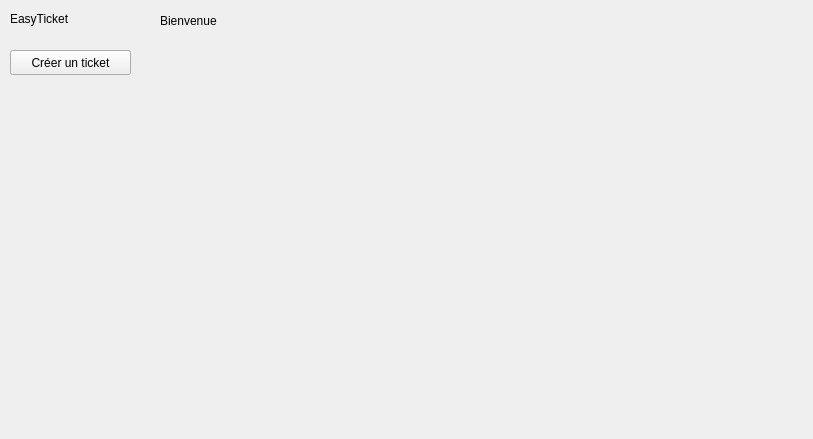
This is src/easyticket/ecranprincipal.ui in LESNIAK-Louis/EasyTicket as Qt 5 draws it before an edit. The edited form follows.
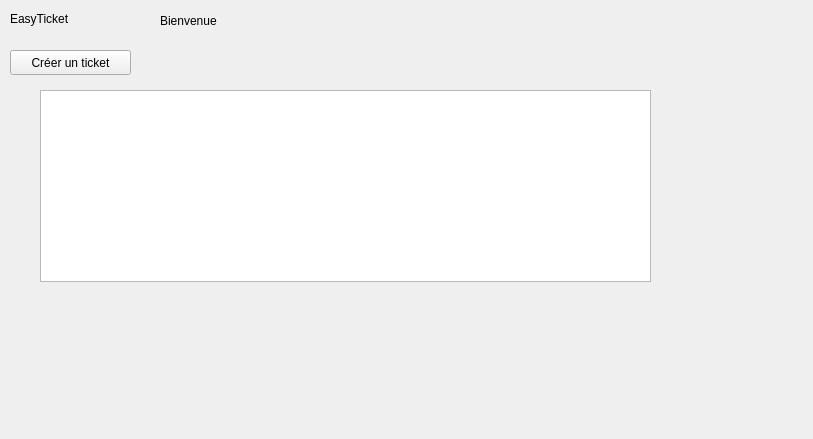
This is the edited form.

Commit message: Affichage de la liste des tickets

The edit to the form file:
```diff
--- a/src/easyticket/ecranprincipal.ui
+++ b/src/easyticket/ecranprincipal.ui
@@ -52,6 +52,16 @@
     <string>Créer un ticket</string>
    </property>
   </widget>
+  <widget class="QListWidget" name="listeTickets">
+   <property name="geometry">
+    <rect>
+     <x>40</x>
+     <y>90</y>
+     <width>611</width>
+     <height>192</height>
+    </rect>
+   </property>
+  </widget>
  </widget>
  <resources/>
  <connections/>
```
The commit also changes 18 other files.
